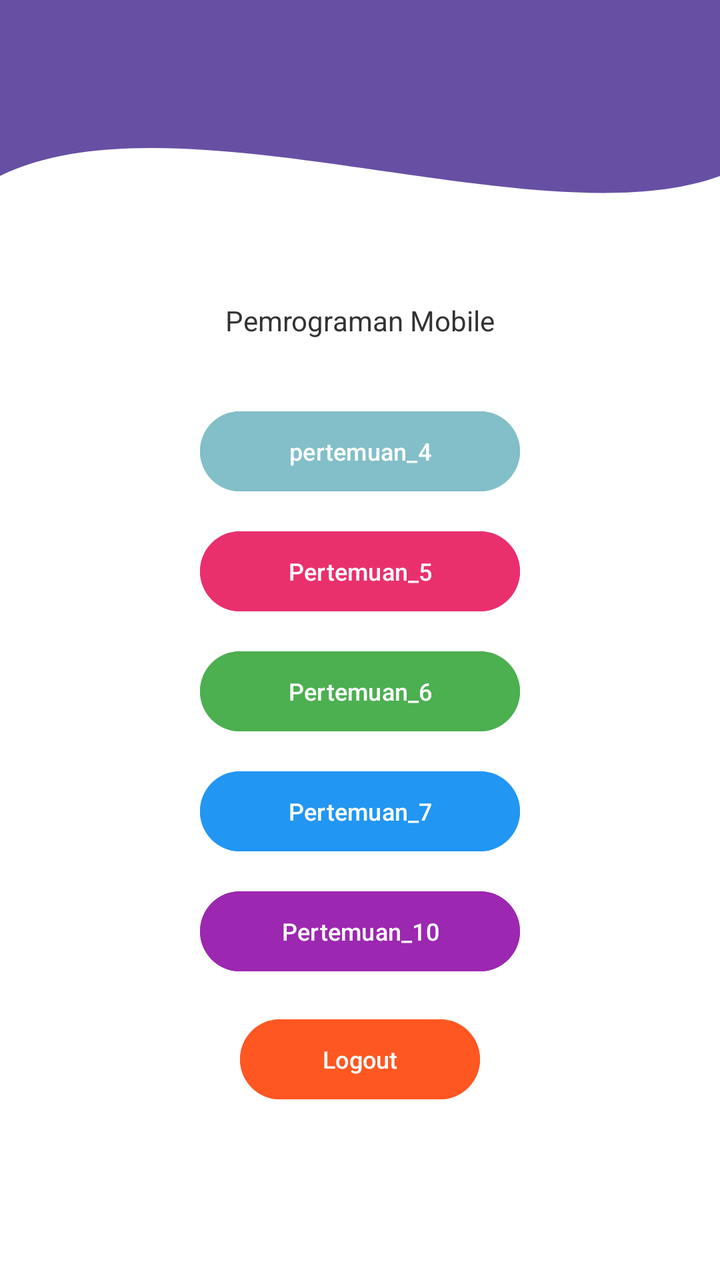
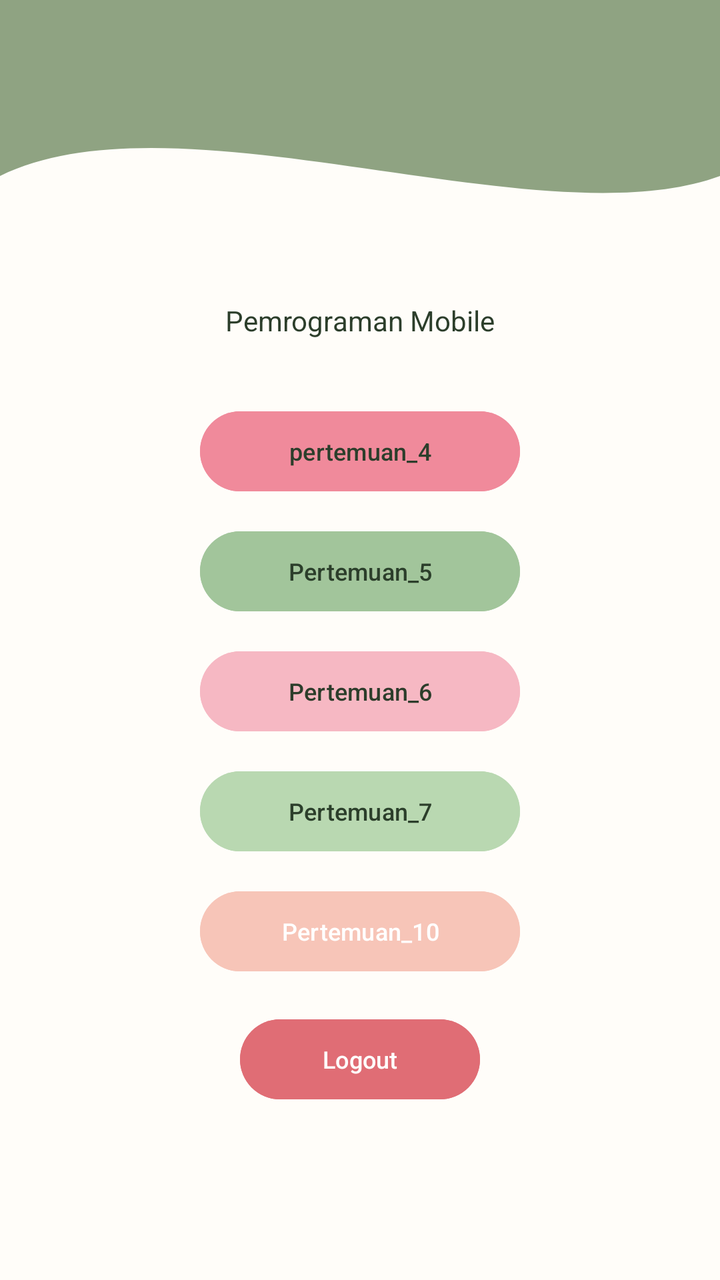

An Android layout rendered at two revisions. The XML below is the earlier revision; the diff shows what the commit changed to produce the second picture.
<!-- AndroidManifest.xml: application theme Theme.Saturnussalsa -->
<!-- res/layout/fragment_home.xml -->
<?xml version="1.0" encoding="utf-8"?>
<androidx.constraintlayout.widget.ConstraintLayout xmlns:android="http://schemas.android.com/apk/res/android"
    xmlns:app="http://schemas.android.com/apk/res-auto"
    xmlns:tools="http://schemas.android.com/tools"
    android:layout_width="match_parent"
    android:layout_height="match_parent"
    android:background="#FFFFFF"
    tools:context=".home.HomeFragment">

    <View
        android:id="@+id/background_header"
        android:layout_width="0dp"
        android:layout_height="220dp"
        android:background="@drawable/bg_header_wave"
        app:layout_constraintStart_toStartOf="parent"
        app:layout_constraintEnd_toEndOf="parent"
        app:layout_constraintTop_toTopOf="parent"/>

    <androidx.appcompat.widget.Toolbar
        android:id="@+id/toolbar"
        android:layout_width="match_parent"
        android:layout_height="?attr/actionBarSize"
        android:background="@android:color/transparent"
        app:layout_constraintTop_toTopOf="parent"
        app:titleTextColor="@android:color/white" />

    <TextView
        android:id="@+id/textViewWelcome"
        android:layout_width="wrap_content"
        android:layout_height="wrap_content"
        android:text="Pemrograman Mobile"
        android:textColor="#333333"
        android:textSize="14sp"
        app:layout_constraintBottom_toTopOf="@+id/linearLayoutButtons"
        app:layout_constraintEnd_toEndOf="parent"
        app:layout_constraintStart_toStartOf="parent"
        app:layout_constraintTop_toBottomOf="@+id/toolbar"
        app:layout_constraintVertical_chainStyle="packed" />

    <LinearLayout
        android:id="@+id/linearLayoutButtons"
        android:layout_width="wrap_content"
        android:layout_height="wrap_content"
        android:layout_marginTop="32dp"
        android:gravity="center_horizontal"
        android:orientation="vertical"
        app:layout_constraintBottom_toBottomOf="parent"
        app:layout_constraintEnd_toEndOf="parent"
        app:layout_constraintStart_toStartOf="parent"
        app:layout_constraintTop_toBottomOf="@+id/textViewWelcome">

        <com.google.android.material.button.MaterialButton
            android:id="@+id/btnToFourth"
            android:layout_width="160dp"
            android:layout_height="48dp"
            android:layout_marginBottom="12dp"
            android:backgroundTint="#82BFC8"
            android:text="pertemuan_4"
            android:textAllCaps="false"
            android:textColor="#FFFFFF"
            android:textSize="12sp"
            app:cornerRadius="24dp" />

        <com.google.android.material.button.MaterialButton
            android:id="@+id/btnToFifth"
            android:layout_width="160dp"
            android:layout_height="48dp"
            android:layout_marginBottom="12dp"
            android:backgroundTint="#E9306D"
            android:text="Pertemuan_5"
            android:textAllCaps="false"
            android:textColor="#FFFFFF"
            android:textSize="12sp"
            app:cornerRadius="24dp" />

        <com.google.android.material.button.MaterialButton
            android:id="@+id/btnToSixth"
            android:layout_width="160dp"
            android:layout_height="48dp"
            android:layout_marginBottom="12dp"
            android:backgroundTint="#4CAF50"
            android:text="Pertemuan_6"
            android:textAllCaps="false"
            android:textColor="#FFFFFF"
            android:textSize="12sp"
            app:cornerRadius="24dp" />

        <com.google.android.material.button.MaterialButton
            android:id="@+id/btnToSeventh"
            android:layout_width="160dp"
            android:layout_height="48dp"
            android:layout_marginBottom="12dp"
            android:backgroundTint="#2196F3"
            android:text="Pertemuan_7"
            android:textAllCaps="false"
            android:textColor="#FFFFFF"
            android:textSize="12sp"
            app:cornerRadius="24dp" />

        <com.google.android.material.button.MaterialButton
            android:id="@+id/btnToTenth"
            android:layout_width="160dp"
            android:layout_height="48dp"
            android:layout_marginBottom="16dp"
            android:backgroundTint="#9C27B0"
            android:text="Pertemuan_10"
            android:textAllCaps="false"
            android:textColor="#FFFFFF"
            android:textSize="12sp"
            app:cornerRadius="24dp" />

        <com.google.android.material.button.MaterialButton
            android:id="@+id/btnLogout"
            android:layout_width="120dp"
            android:layout_height="48dp"
            android:backgroundTint="#FF5722"
            android:text="Logout"
            android:textAllCaps="false"
            android:textColor="#FFFFFF"
            android:textSize="12sp"
            app:cornerRadius="24dp" />

    </LinearLayout>

</androidx.constraintlayout.widget.ConstraintLayout>
<!-- resources referenced by this layout -->
<resources>
  <!-- drawable bg_header_wave (drawable) -->
  <vector xmlns:android="http://schemas.android.com/apk/res/android"
      android:width="100dp"
      android:height="100dp"
      android:viewportWidth="100"
      android:viewportHeight="100">
  
      <path
          android:fillColor="?attr/colorPrimary"
          android:pathData="
              M0,0
              L100,0
              L100,40
              C 75,55
                25,20
                0,40
              Z" />
  </vector>
  <style name="Theme.Saturnussalsa" parent="Base.Theme.Saturnussalsa" />
  <style name="Base.Theme.Saturnussalsa" parent="Theme.Material3.DayNight.NoActionBar">
          
          <item name="colorPrimary">@color/purple_primary</item>
          <item name="colorOnPrimary">@color/white</item>
          <item name="colorPrimaryContainer">@color/purple_container</item>
      </style>
  <color name="purple_primary">#6750A4</color>
  <color name="white">#FFFFFFFF</color>
  <color name="purple_container">#EADDFF</color>
</resources>

<!-- the commit's change to res/layout/fragment_home.xml (unified diff, before → after) -->
@@ -4,7 +4,7 @@
     xmlns:tools="http://schemas.android.com/tools"
     android:layout_width="match_parent"
     android:layout_height="match_parent"
-    android:background="#FFFFFF"
+    android:background="@color/screen_background"
     tools:context=".home.HomeFragment">
 
     <View
@@ -29,7 +29,7 @@
         android:layout_width="wrap_content"
         android:layout_height="wrap_content"
         android:text="Pemrograman Mobile"
-        android:textColor="#333333"
+        android:textColor="@color/text_primary"
         android:textSize="14sp"
         app:layout_constraintBottom_toTopOf="@+id/linearLayoutButtons"
         app:layout_constraintEnd_toEndOf="parent"
@@ -54,10 +54,10 @@
             android:layout_width="160dp"
             android:layout_height="48dp"
             android:layout_marginBottom="12dp"
-            android:backgroundTint="#82BFC8"
+            android:backgroundTint="@color/palette_p4"
             android:text="pertemuan_4"
             android:textAllCaps="false"
-            android:textColor="#FFFFFF"
+            android:textColor="@color/text_primary"
             android:textSize="12sp"
             app:cornerRadius="24dp" />
 
@@ -66,10 +66,10 @@
             android:layout_width="160dp"
             android:layout_height="48dp"
             android:layout_marginBottom="12dp"
-            android:backgroundTint="#E9306D"
+            android:backgroundTint="@color/palette_p5"
             android:text="Pertemuan_5"
             android:textAllCaps="false"
-            android:textColor="#FFFFFF"
+            android:textColor="@color/text_primary"
             android:textSize="12sp"
             app:cornerRadius="24dp" />
 
@@ -78,10 +78,10 @@
             android:layout_width="160dp"
             android:layout_height="48dp"
             android:layout_marginBottom="12dp"
-            android:backgroundTint="#4CAF50"
+            android:backgroundTint="@color/palette_p6"
             android:text="Pertemuan_6"
             android:textAllCaps="false"
-            android:textColor="#FFFFFF"
+            android:textColor="@color/text_primary"
             android:textSize="12sp"
             app:cornerRadius="24dp" />
 
@@ -90,10 +90,10 @@
             android:layout_width="160dp"
             android:layout_height="48dp"
             android:layout_marginBottom="12dp"
-            android:backgroundTint="#2196F3"
+            android:backgroundTint="@color/palette_p7"
             android:text="Pertemuan_7"
             android:textAllCaps="false"
-            android:textColor="#FFFFFF"
+            android:textColor="@color/text_primary"
             android:textSize="12sp"
             app:cornerRadius="24dp" />
 
@@ -102,7 +102,7 @@
             android:layout_width="160dp"
             android:layout_height="48dp"
             android:layout_marginBottom="16dp"
-            android:backgroundTint="#9C27B0"
+            android:backgroundTint="@color/palette_p10"
             android:text="Pertemuan_10"
             android:textAllCaps="false"
             android:textColor="#FFFFFF"
@@ -113,7 +113,7 @@
             android:id="@+id/btnLogout"
             android:layout_width="120dp"
             android:layout_height="48dp"
-            android:backgroundTint="#FF5722"
+            android:backgroundTint="@color/palette_logout"
             android:text="Logout"
             android:textAllCaps="false"
             android:textColor="#FFFFFF"
<!-- resource entries referenced after the edit -->
@@ -1,5 +1,13 @@
 <!-- resources referenced by this layout -->
 <resources>
+  <color name="palette_logout">#E06D75</color>
+  <color name="palette_p10">#F7C5B8</color>
+  <color name="palette_p4">#F08A9B</color>
+  <color name="palette_p5">#A2C59B</color>
+  <color name="palette_p6">#F6B8C3</color>
+  <color name="palette_p7">#B9D8B1</color>
+  <color name="screen_background">#FFFDF9</color>
+  <color name="text_primary">#2C3E2B</color>
   <!-- drawable bg_header_wave (drawable) -->
   <vector xmlns:android="http://schemas.android.com/apk/res/android"
       android:width="100dp"
@@ -25,8 +33,8 @@
           <item name="colorOnPrimary">@color/white</item>
           <item name="colorPrimaryContainer">@color/purple_container</item>
       </style>
-  <color name="purple_primary">#6750A4</color>
+  <color name="purple_primary">#8FA382</color>
   <color name="white">#FFFFFFFF</color>
-  <color name="purple_container">#EADDFF</color>
+  <color name="purple_container">#FFFDF9</color>
 </resources>
 
